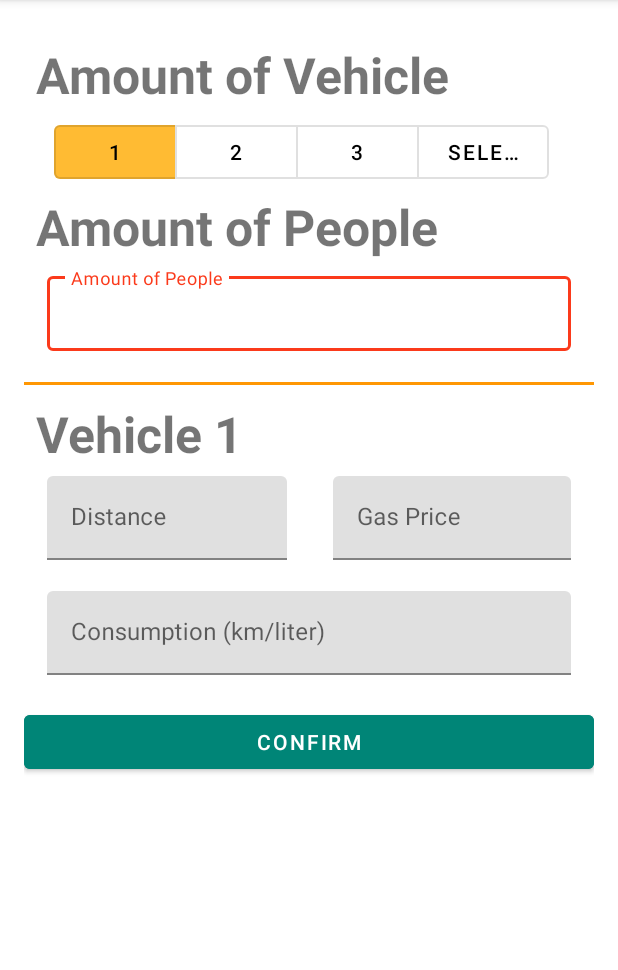
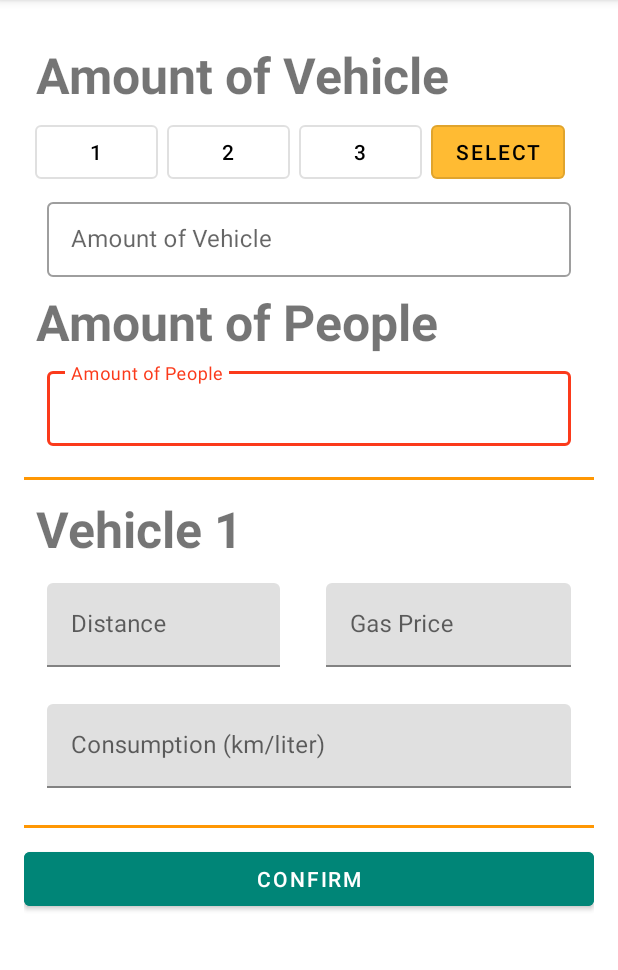
Before and after one commit to portgasdpetch/fuelCalMobile, an Android app: the screen it shows after launch (MainActivity), after a tap on "CONFIRM", on a phone screen of 412 x 824 dp, the part 84-1054 px from its top. Run offline under Robolectric (Android 15) with nearby library versions, the phone set to English and light mode, and no system bars; 1 other tap on this screen came first.

Commit message:
update pressing color and focusing, prepared to pageViewing and functioning

```diff
--- a/app/src/main/java/com/example/fuelCalculator/MainActivity.kt
+++ b/app/src/main/java/com/example/fuelCalculator/MainActivity.kt
@@ -1,25 +1,24 @@
 package com.example.fuelCalculator
 
 import android.content.Context
-import androidx.appcompat.app.AppCompatActivity
+import android.graphics.Rect
 import android.os.Bundle
 import android.view.MenuItem
-import android.view.View
+import android.view.MotionEvent
+import android.view.inputmethod.InputMethodManager
 import android.widget.Button
+import android.widget.EditText
 import android.widget.Toast
-import android.widget.ToggleButton
 import androidx.appcompat.app.ActionBarDrawerToggle
+import androidx.appcompat.app.AppCompatActivity
 import androidx.appcompat.widget.Toolbar
 import androidx.core.view.GravityCompat
 import androidx.drawerlayout.widget.DrawerLayout
 import com.google.android.material.navigation.NavigationView
-import com.google.android.material.textfield.TextInputLayout
 import kotlinx.android.synthetic.*
-import org.w3c.dom.Text
-import java.math.RoundingMode
-import java.text.DecimalFormat
+import kotlinx.android.synthetic.main.activity_main.*
 import java.util.*
-import kotlinx.android.synthetic.main.activity_main.*
+
 
 class MainActivity : AppCompatActivity(), NavigationView.OnNavigationItemSelectedListener {
 
@@ -30,7 +29,10 @@ class MainActivity : AppCompatActivity(), NavigationView.OnNavigationItemSelecte
 
     override fun onNavigationItemSelected(item: MenuItem): Boolean {
         if (item.itemId == R.id.nav_home) {
-            supportFragmentManager.beginTransaction().replace(R.id.fragment_container, OverviewFragment()).commit()
+            supportFragmentManager.beginTransaction().replace(
+                R.id.fragment_container,
+                OverviewFragment()
+            ).commit()
         }
 
         drawer.closeDrawer(GravityCompat.START)
@@ -67,18 +69,27 @@ class MainActivity : AppCompatActivity(), NavigationView.OnNavigationItemSelecte
             navigationView.menu.getItem(1).setActionView(R.layout.menu_image)
         }
 
-        val button1 = findViewById<Button>(R.id.outlinedButton1)
-        val button2 = findViewById<Button>(R.id.outlinedButton2)
-        val button3 = findViewById<Button>(R.id.outlinedButton3)
-        val button4 = findViewById<Button>(R.id.outlinedButton4)
-//        val button5: Button = findViewById(R.id.outlinedButton1)
-
-//        button1.setOnClickListener{
-//            button1.backgroundTintList
-//        }
     }
 
+    //clear focus when press outside textView
+    override fun dispatchTouchEvent(event: MotionEvent): Boolean {
+        if (event.action == MotionEvent.ACTION_DOWN) {
+            val v = currentFocus
+            if (v is EditText) {
+                val outRect = Rect()
+                v.getGlobalVisibleRect(outRect)
+                if (!outRect.contains(event.rawX.toInt(), event.rawY.toInt())) {
+                    v.clearFocus()
+                    val imm: InputMethodManager =
+                        getSystemService(INPUT_METHOD_SERVICE) as InputMethodManager
+                    imm.hideSoftInputFromWindow(v.getWindowToken(), 0)
+                }
+            }
+        }
+        return super.dispatchTouchEvent(event)
+    }
 
+    //double tab back to exit
     override fun onBackPressed() {
         if (drawer.isDrawerOpen(GravityCompat.START)) {
             drawer.closeDrawer(GravityCompat.START)
--- a/app/src/main/java/com/example/fuelCalculator/OverviewFragment.kt
+++ b/app/src/main/java/com/example/fuelCalculator/OverviewFragment.kt
@@ -1,6 +1,7 @@
 package com.example.fuelCalculator
 
 import android.content.Context
+import android.graphics.Color
 import android.os.Bundle
 import android.view.LayoutInflater
 import android.view.View
@@ -62,6 +63,43 @@ class OverviewFragment : Fragment() {
 //        val toggleDifferentConsumption: ToggleButton = view.findViewById(R.id.same_consumption_toggle)
 //        val toggleSplit: ToggleButton = view.findViewById(R.id.split_vehicle_toggle)
         val confirmButton: Button = view.findViewById(R.id.btn_confirm)
+        val button1 = view.findViewById<Button>(R.id.outlinedButton1)
+        val button2 = view.findViewById<Button>(R.id.outlinedButton2)
+        val button3 = view.findViewById<Button>(R.id.outlinedButton3)
+        val button4 = view.findViewById<Button>(R.id.outlinedButton4)
+
+        button1.setOnClickListener {
+            button1.setBackgroundColor(Color.parseColor("#FFBB33"))
+            button2.setBackgroundColor(Color.TRANSPARENT)
+            button3.setBackgroundColor(Color.TRANSPARENT)
+            button4.setBackgroundColor(Color.TRANSPARENT)
+            vehicleQuantityInput.visibility = View.GONE
+        }
+
+        button2.setOnClickListener{
+            button2.setBackgroundColor(Color.parseColor("#FFBB33"))
+            button1.setBackgroundColor(Color.TRANSPARENT)
+            button3.setBackgroundColor(Color.TRANSPARENT)
+            button4.setBackgroundColor(Color.TRANSPARENT)
+            vehicleQuantityInput.visibility = View.GONE
+        }
+
+        button3.setOnClickListener{
+            button3.setBackgroundColor(Color.parseColor("#FFBB33"))
+            button2.setBackgroundColor(Color.TRANSPARENT)
+            button1.setBackgroundColor(Color.TRANSPARENT)
+            button4.setBackgroundColor(Color.TRANSPARENT)
+            vehicleQuantityInput.visibility = View.GONE
+        }
+
+        button4.setOnClickListener{
+            button4.setBackgroundColor(Color.parseColor("#FFBB33"))
+            button2.setBackgroundColor(Color.TRANSPARENT)
+            button3.setBackgroundColor(Color.TRANSPARENT)
+            button1.setBackgroundColor(Color.TRANSPARENT)
+            vehicleQuantityInput.visibility = View.VISIBLE
+        }
+
 
 
 
--- a/app/src/main/res/layout/fragment_overview.xml
+++ b/app/src/main/res/layout/fragment_overview.xml
@@ -6,7 +6,11 @@
     android:layout_width="match_parent"
     android:layout_height="match_parent"
     android:padding="16dp"
-    tools:context=".MainActivity">
+    tools:context=".MainActivity"
+    android:focusableInTouchMode="true"
+    android:descendantFocusability="beforeDescendants"
+    android:clickable="true"
+    android:focusable="true">
 
     <RelativeLayout
         android:layout_width="match_parent"
@@ -42,15 +46,15 @@
             android:layout_below="@+id/vehicle_consumption_text_input"
             android:layout_marginBottom="10dp"
             android:background="#ff9703"
-            android:visibility="gone"/>
+            android:visibility="visible"/>
 
-        <com.google.android.material.button.MaterialButtonToggleGroup
-            android:id="@+id/toggleButton"
-            android:layout_width="wrap_content"
-            android:layout_height="wrap_content"
-            android:layout_below="@+id/multiple_vehicle_title"
-            android:paddingHorizontal="20dp"
-            >
+<!--        <com.google.android.material.button.MaterialButtonToggleGroup-->
+<!--            android:id="@+id/toggleButton"-->
+<!--            android:layout_width="wrap_content"-->
+<!--            android:layout_height="wrap_content"-->
+<!--            android:layout_below="@+id/multiple_vehicle_title"-->
+<!--            android:paddingHorizontal="20dp"-->
+<!--            >-->
 
         <Button
             android:id="@+id/outlinedButton1"
@@ -61,7 +65,7 @@
             android:layout_below="@+id/multiple_vehicle_title"
             android:textColor="#000000"
             app:backgroundTint="@android:color/holo_orange_light"
-            android:layout_marginLeft="8dp"/>
+            android:layout_marginLeft="7dp"/>
 
         <Button
             android:id="@+id/outlinedButton2"
@@ -72,7 +76,7 @@
             android:layout_toEndOf="@+id/outlinedButton1"
             android:layout_below="@+id/multiple_vehicle_title"
             android:textColor="#000000"
-            android:layout_marginLeft="8dp"/>
+            android:layout_marginLeft="6dp"/>
 
         <Button
             android:id="@+id/outlinedButton3"
@@ -83,50 +87,50 @@
             android:layout_below="@+id/multiple_vehicle_title"
             android:layout_toEndOf="@+id/outlinedButton2"
             android:textColor="#000000"
-            android:layout_marginLeft="8dp"/>
+            android:layout_marginLeft="6dp"/>
 
         <Button
             android:id="@+id/outlinedButton4"
-            android:layout_width="88dp"
+            android:layout_width="89dp"
             android:layout_height="wrap_content"
             android:text="select"
             style="?attr/materialButtonOutlinedStyle"
             android:layout_below="@+id/multiple_vehicle_title"
             android:layout_toEndOf="@+id/outlinedButton3"
             android:textColor="#000000"
-            android:layout_marginLeft="8dp"
+            android:layout_marginLeft="6dp"
             android:visibility="visible"/>
 
-    </com.google.android.material.button.MaterialButtonToggleGroup>
+<!--    </com.google.android.material.button.MaterialButtonToggleGroup>-->
 
         <com.google.android.material.textfield.TextInputLayout
             android:id="@+id/vehicle_quantity_text_input"
             android:layout_width="match_parent"
             android:layout_height="wrap_content"
             style="@style/Widget.MaterialComponents.TextInputLayout.OutlinedBox"
-            app:errorEnabled="true"
-            android:layout_below="@+id/toggleButton"
+            android:layout_below="@+id/outlinedButton1"
             android:layout_marginHorizontal="15dp"
+            android:layout_marginVertical="4dp"
             android:visibility="gone">
 
             <com.google.android.material.textfield.TextInputEditText
                 android:layout_width="match_parent"
                 android:layout_height="50dp"
                 android:id="@+id/vehicle_quantity"
-                android:hint="Amount"
-                android:inputType="number"
-                android:enabled="false"/>
+                android:hint="Amount of Vehicle"
+                android:inputType="number"/>
 
         </com.google.android.material.textfield.TextInputLayout>
 
         <com.google.android.material.textfield.TextInputLayout
             android:id="@+id/gas_price_text_input"
-            android:layout_width="160dp"
+            android:layout_width="1800dp"
             android:layout_height="wrap_content"
             style="@style/Widget.MaterialComponents.TextInputLayout.FilledBox"
             android:layout_toEndOf="@+id/vehicle_distance_text_input"
             android:layout_below="@+id/vehicle_1_title"
             android:layout_marginHorizontal="15dp"
+            android:layout_marginVertical="4dp"
             app:errorEnabled="true">
 
             <com.google.android.material.textfield.TextInputEditText
@@ -191,20 +195,21 @@
             android:text="Vehicle 1"
             android:layout_below="@+id/view1"
             android:layout_marginLeft="8dp"
-            android:layout_marginBottom="6dp"
+            android:layout_marginBottom="10dp"
             android:textSize="50px"
             android:textStyle="bold"/>
 
         <com.google.android.material.textfield.TextInputLayout
             android:id="@+id/vehicle_distance_text_input"
-            android:layout_width="160dp"
+            android:layout_width="155dp"
             android:layout_height="wrap_content"
             android:layout_marginHorizontal="15dp"
+            android:layout_marginVertical="4dp"
             style="@style/Widget.MaterialComponents.TextInputLayout.FilledBox"
             android:layout_below="@+id/vehicle_1_title"
             app:errorEnabled="true" >
 
-            <com.google.android.material.textfield.TextInputEditText
+             <com.google.android.material.textfield.TextInputEditText
                 android:id="@+id/vehicle_distance"
                 android:layout_width="match_parent"
                 android:layout_height="wrap_content"
@@ -220,6 +225,7 @@
             android:layout_height="wrap_content"
             android:layout_below="@+id/vehicle_distance_text_input"
             android:layout_marginHorizontal="15dp"
+            android:layout_marginBottom="4dp"
             style="@style/Widget.MaterialComponents.TextInputLayout.FilledBox"
             app:errorEnabled="true">
 
@@ -250,7 +256,7 @@
             android:id="@+id/btn_confirm"
             android:layout_width="match_parent"
             android:layout_height="wrap_content"
-            android:layout_below="@+id/vehicle_consumption_text_input"
+            android:layout_below="@+id/view2"
             android:layout_centerHorizontal="true"
             android:text="Confirm"
             android:backgroundTint="@color/colorDarkGreen"/>
```
